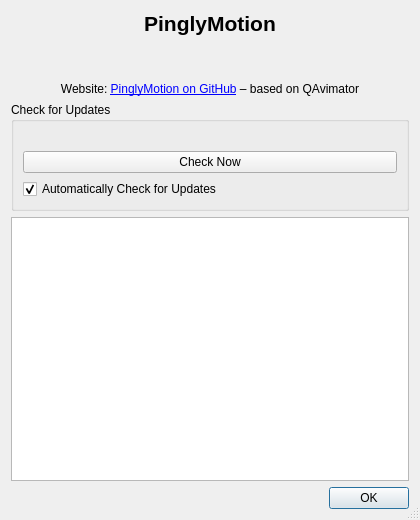
Before: the Qt Designer form src/aboutdialog.ui in pingledingle-tech/PinglyMotion, drawn with Qt 5.
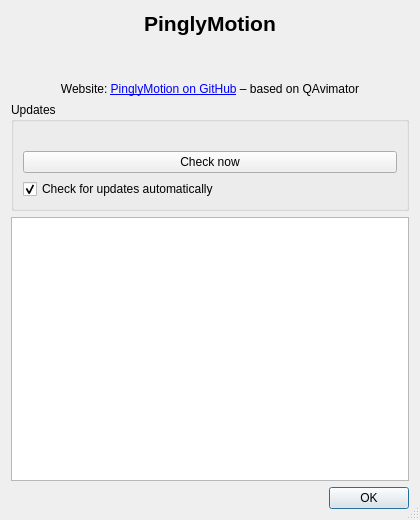
After: the same form once the commit is applied.

Diff of the .ui file:
```diff
--- a/src/aboutdialog.ui
+++ b/src/aboutdialog.ui
@@ -43,7 +43,7 @@
    </item>
    <item>
     <widget class="QGroupBox" name="updatesGroupBox">
-     <property name="title"><string>Check for Updates</string></property>
+     <property name="title"><string>Updates</string></property>
      <layout class="QVBoxLayout" name="updatesLayout">
       <item>
        <widget class="QLabel" name="lastUpdateCheckLabel">
@@ -53,12 +53,12 @@
       </item>
       <item>
        <widget class="QPushButton" name="checkUpdatesButton">
-        <property name="text"><string>Check Now</string></property>
+        <property name="text"><string>Check now</string></property>
        </widget>
       </item>
       <item>
        <widget class="QCheckBox" name="autoUpdatesCheckBox">
-        <property name="text"><string>Automatically Check for Updates</string></property>
+        <property name="text"><string>Check for updates automatically</string></property>
         <property name="checked"><bool>true</bool></property>
        </widget>
       </item>
```
